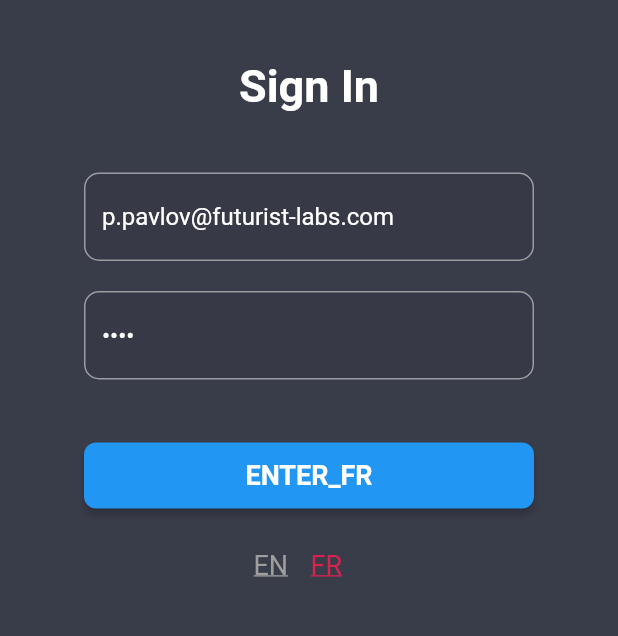
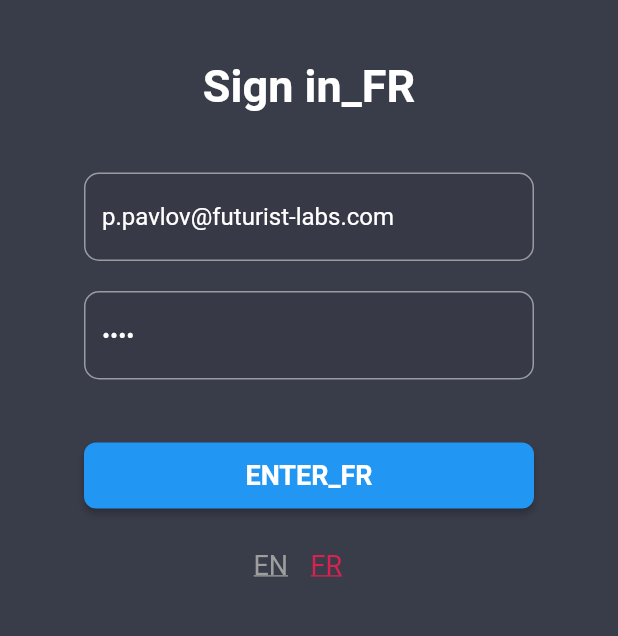
Before and after one commit to EAC-Technology/MobileApp, a Flutter app: the screen it shows after launch, after a tap on "FR", on a phone screen of 412 x 824 dp, the part 408-1044 px from its top. Run offline on Flutter 3.47's test engine with Material 2 defaults, Android fonts, the phone set to English and light mode, and no system bars; our stand-ins replace convert, uni_links; missing offline and left inert: flutter_webview_plugin; accounts and stored records are empty; network calls fail.

Commit message:
now all displayed strings and error messages  pass through localization class

```diff
--- a/app_in_mail/lib/localized_strings.dart
+++ b/app_in_mail/lib/localized_strings.dart
@@ -1,10 +1,22 @@
 final localizedStrings = {
   'en': {
     'inbox':'Inbox_en',
-    'enter':'ENTER'
+    'enter':'ENTER',
+    'error_while_getting_emails_list':'Error while getting emails list.',
+    'error_while_trying_to_sign_in':'Error while trying to sign in',
+    'email':'E-mail',
+    'password':'Password',
+    'signin':'Sign in',
+    'logout':'Logout'
   },
   'fr': {
-    'inbox':'Inbox_fr',
-    'enter':'ENTER_FR'
+    'inbox':'Inbox_FR',
+    'enter':'ENTER_FR',
+    'error_while_getting_emails_list':'Error while getting emails list._FR',
+    'error_while_trying_to_sign_in':'Error while trying to sign in_FR',
+    'email':'E-mail_FR',
+    'password':'Password_FR',
+    'signin':'Sign in_FR',
+    'logout':'Logout_FR'
   },
 };
--- a/app_in_mail/lib/screens/emailList.dart
+++ b/app_in_mail/lib/screens/emailList.dart
@@ -5,6 +5,7 @@ import 'emailDetails.dart';
 import 'emailCell.dart';
 import 'alertHelper.dart';
 import 'loginScreen.dart';
+import 'package:app_in_mail/localization.dart';
 
 class EmailList extends StatefulWidget {
   EmailList({Key key, this.title}) : super(key: key);
@@ -41,7 +42,7 @@ class EmailListState extends State<EmailList> {
     setState(() {
       _shouldDisplayProgressIndicator = false;
     });
-    AlertHelper.showErrorMessage(context, 'Error while getting emails list.', error.toString());
+    AlertHelper.showErrorMessage(context, Localization.getText('error_while_getting_emails_list'), error.toString());
   }
 
   void _loadData() async {
--- a/app_in_mail/lib/screens/loginScreen.dart
+++ b/app_in_mail/lib/screens/loginScreen.dart
@@ -2,7 +2,6 @@ import 'package:flutter/material.dart';
 import '../restApi/restApiClient.dart';
 import "homePage.dart";
 import 'alertHelper.dart';
-import 'package:intl/intl.dart';
 import 'localeSelector.dart';
 import 'package:app_in_mail/localization.dart';
 
@@ -47,7 +46,7 @@ class LoginScreenState extends State<LoginScreen> {
     setState(() {
       _shouldDisplayProgressIndicator = false;
     });
-    AlertHelper.showErrorMessage(context, 'Error while trying to sign in', error.toString());
+    AlertHelper.showErrorMessage(context, Localization.getText('error_while_trying_to_sign_in'), error.toString());
   }
 
   @override
@@ -69,7 +68,7 @@ class LoginScreenState extends State<LoginScreen> {
       children: <Widget>[
         Image.asset('assets/logo.png'),
         Container(height: 40.0), //spacing
-        Text('Sign In', style: Theme.of(context).textTheme.headline),
+        Text(Localization.getText('signin'), style: Theme.of(context).textTheme.headline),
         Container(height: 40.0), //spacing
         Container(
           width: 300.0,
@@ -85,7 +84,7 @@ class LoginScreenState extends State<LoginScreen> {
               ),
               filled: true,
               hintStyle: new TextStyle(color: Colors.grey),
-              hintText: "E-mail",
+              hintText: Localization.getText('email'),
             ),
           ),
         ),
@@ -104,7 +103,7 @@ class LoginScreenState extends State<LoginScreen> {
               ),
               filled: true,
               hintStyle: new TextStyle(color: Colors.grey),
-              hintText: "Password",
+              hintText: Localization.getText('password'),
             ),
           ),
         ),
--- a/app_in_mail/lib/screens/sideDrawer.dart
+++ b/app_in_mail/lib/screens/sideDrawer.dart
@@ -1,7 +1,7 @@
 import 'package:flutter/material.dart';
 import '../restApi/restApiClient.dart';
 import 'loginScreen.dart';
-
+import 'package:app_in_mail/localization.dart';
 class SideDrawer extends StatefulWidget {
   SideDrawer({Key key, this.title}) : super(key: key);
 
@@ -72,7 +72,7 @@ class SideDrawerState extends State<SideDrawer> {
                   Text('Country'), //Name
                   Container(height: 10.0), //Spacer //Name
                   Container(height: 1.0,  color: Colors.grey, width: 200.0,),//Separator
-                  FlatButton(child: Text('Logout'), onPressed: _onLogoutPressed,)
+                  FlatButton(child: Text(Localization.getText('logout')), onPressed: _onLogoutPressed,)
                 ],
               ),
             ),
```
